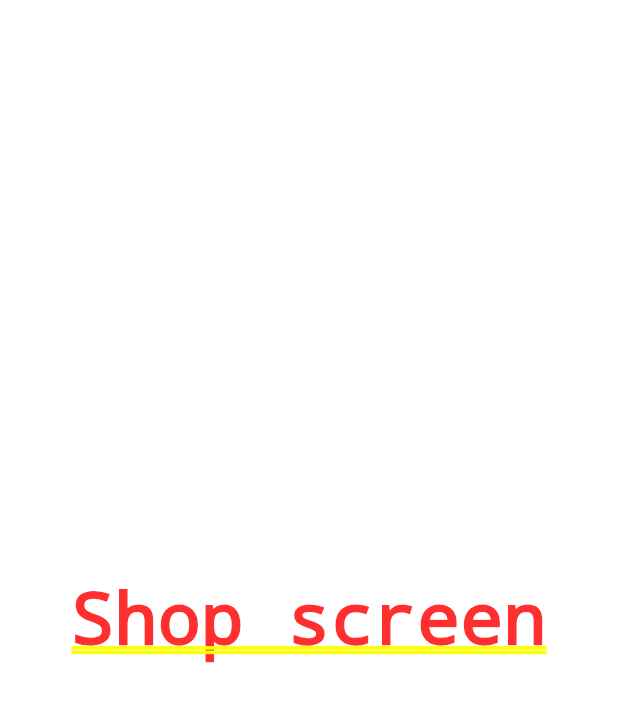
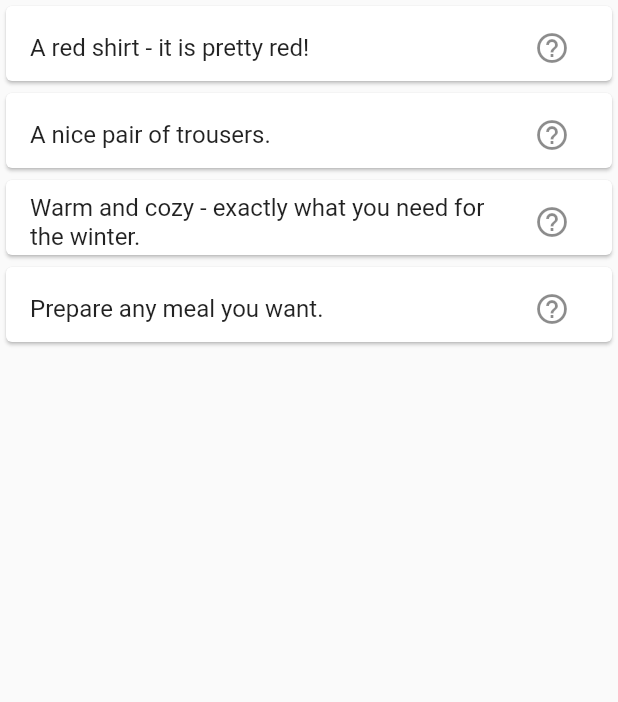
Before and after one commit to wickyou23/flutter_learning, a Flutter app: the screen it shows after launch, on a phone screen of 412 x 824 dp. Shown: the top 702 px of the screen. Run offline on Flutter 3.47's test engine with Material 2 defaults, Android fonts, the phone set to English and light mode, and no system bars; our stand-ins replace flutter_redux, redux; missing offline and left inert: redux_logging; statements that could not run were skipped.

Commit message:
no message

```diff
--- a/flutter_complete_guide/lib/main.dart
+++ b/flutter_complete_guide/lib/main.dart
@@ -1,9 +1,13 @@
 import 'package:flutter/cupertino.dart';
 import 'package:flutter/material.dart';
+import 'package:flutter_complete_guide/redux/app_state.dart';
+import 'package:flutter_complete_guide/redux/app_store.dart';
+import 'package:flutter_redux/flutter_redux.dart';
+import 'package:redux/redux.dart';
 // import 'package:flutter/services.dart';
 import 'utils/wireframe.dart';
 
-void main() {
+void main() async {
   // Lock Orientation
   // SystemChrome.setPreferredOrientations([
   //   DeviceOrientation.portraitUp,
@@ -13,10 +17,25 @@ void main() {
   runApp(MyApp());
 }
 
-class MyApp extends StatelessWidget {
+class MyApp extends StatefulWidget {
+  @override
+  _MyAppState createState() => _MyAppState();
+}
+
+class _MyAppState extends State<MyApp> {
+  Store<AppState> store;
+
+  @override
+  void initState() {
+    store = createStore();
+    super.initState();
+  }
+
   @override
   Widget build(BuildContext context) {
-    return MaterialApp(
+    return StoreProvider<AppState>(
+      store: store,
+      child: MaterialApp(
         theme: ThemeData(
           primarySwatch: Colors.purple,
           fontFamily: 'NunitoSans',
@@ -36,6 +55,7 @@ class MyApp extends StatelessWidget {
               ),
         ),
         routes: AppWireFrame.routes,
+      ),
     );
   }
 }
--- /dev/null
+++ b/flutter_complete_guide/lib/models/product.dart
@@ -0,0 +1,59 @@
+import 'package:flutter/foundation.dart';
+
+class Product {
+  final String id;
+  final String title;
+  final String description;
+  final double price;
+  final String imageUrl;
+  bool isFavorite;
+
+  Product({
+    @required this.id,
+    @required this.title,
+    @required this.description,
+    @required this.price,
+    @required this.imageUrl,
+    this.isFavorite = false,
+  });
+}
+
+
+/*
+
+[
+    Product(
+      id: 'p1',
+      title: 'Red Shirt',
+      description: 'A red shirt - it is pretty red!',
+      price: 29.99,
+      imageUrl:
+          'https://cdn.pixabay.com/photo/2016/10/02/22/17/red-t-shirt-1710578_1280.jpg',
+    ),
+    Product(
+      id: 'p2',
+      title: 'Trousers',
+      description: 'A nice pair of trousers.',
+      price: 59.99,
+      imageUrl:
+          'https://upload.wikimedia.org/wikipedia/commons/thumb/e/e8/Trousers%2C_dress_%28AM_1960.022-8%29.jpg/512px-Trousers%2C_dress_%28AM_1960.022-8%29.jpg',
+    ),
+    Product(
+      id: 'p3',
+      title: 'Yellow Scarf',
+      description: 'Warm and cozy - exactly what you need for the winter.',
+      price: 19.99,
+      imageUrl:
+          'https://live.staticflickr.com/4043/4438260868_cc79b3369d_z.jpg',
+    ),
+    Product(
+      id: 'p4',
+      title: 'A Pan',
+      description: 'Prepare any meal you want.',
+      price: 49.99,
+      imageUrl:
+          'https://upload.wikimedia.org/wikipedia/commons/thumb/1/14/Cast-Iron-Pan.jpg/1024px-Cast-Iron-Pan.jpg',
+    ),
+  ];
+
+*/
--- /dev/null
+++ b/flutter_complete_guide/lib/redux/app_state.dart
@@ -0,0 +1,14 @@
+import 'package:flutter/foundation.dart';
+import 'package:flutter_complete_guide/redux/product/product_state.dart';
+
+class AppState {
+  final ProductState productState;
+
+  AppState({
+    @required this.productState,
+  });
+
+  factory AppState.initial() {
+    return AppState(productState: ProductState.initDefault());
+  }
+}
--- /dev/null
+++ b/flutter_complete_guide/lib/redux/app_store.dart
@@ -0,0 +1,17 @@
+import 'package:redux/redux.dart';
+import 'package:redux_logging/redux_logging.dart';
+import 'package:logging/logging.dart';
+
+import 'app_reducer.dart';
+import 'app_state.dart';
+
+Store<AppState> createStore() {
+  return Store(
+    appReducer,
+    initialState: AppState.initial(),
+    middleware: []
+      ..addAll([
+        LoggingMiddleware<dynamic>.printer(level: Level.ALL),
+      ]),
+  );
+}
--- /dev/null
+++ b/flutter_complete_guide/lib/redux/product/product_action.dart
@@ -0,0 +1,10 @@
+import 'package:flutter/foundation.dart';
+import 'package:flutter_complete_guide/models/product.dart';
+import 'package:flutter_complete_guide/redux/action_report.dart';
+
+class SetFavoriteAction extends Action {
+  final Product product;
+
+  SetFavoriteAction({@required this.product, completer})
+      : super(completer, 'SetFavoriteAction');
+}
--- /dev/null
+++ b/flutter_complete_guide/lib/redux/product/product_state.dart
@@ -0,0 +1,54 @@
+import 'package:flutter/foundation.dart';
+import 'package:flutter_complete_guide/models/product.dart';
+
+class ProductState {
+  final Map<String, Product> products;
+
+  ProductState({@required this.products});
+
+  factory ProductState.initDefault() {
+    final List<Product> values = [
+      Product(
+        id: 'p1',
+        title: 'Red Shirt',
+        description: 'A red shirt - it is pretty red!',
+        price: 29.99,
+        imageUrl:
+            'https://cdn.pixabay.com/photo/2016/10/02/22/17/red-t-shirt-1710578_1280.jpg',
+      ),
+      Product(
+        id: 'p2',
+        title: 'Trousers',
+        description: 'A nice pair of trousers.',
+        price: 59.99,
+        imageUrl:
+            'https://upload.wikimedia.org/wikipedia/commons/thumb/e/e8/Trousers%2C_dress_%28AM_1960.022-8%29.jpg/512px-Trousers%2C_dress_%28AM_1960.022-8%29.jpg',
+      ),
+      Product(
+        id: 'p3',
+        title: 'Yellow Scarf',
+        description: 'Warm and cozy - exactly what you need for the winter.',
+        price: 19.99,
+        imageUrl:
+            'https://live.staticflickr.com/4043/4438260868_cc79b3369d_z.jpg',
+      ),
+      Product(
+        id: 'p4',
+        title: 'A Pan',
+        description: 'Prepare any meal you want.',
+        price: 49.99,
+        imageUrl:
+            'https://upload.wikimedia.org/wikipedia/commons/thumb/1/14/Cast-Iron-Pan.jpg/1024px-Cast-Iron-Pan.jpg',
+      ),
+    ];
+
+    final mapVales = Map<String, Product>.fromIterable(values, key: (v) => v.id, value: (v) => v);
+    return ProductState(products: mapVales);
+  }
+
+  ProductState copyWith({
+    Map<String, Product> products,
+  }) {
+    return ProductState(products: products ?? this.products);
+  }
+}
--- a/flutter_complete_guide/lib/screens/shop_screen.dart
+++ b/flutter_complete_guide/lib/screens/shop_screen.dart
@@ -1,5 +1,8 @@
 import 'package:flutter/material.dart';
 import 'package:flutter/cupertino.dart';
+import 'package:flutter_complete_guide/redux/app_state.dart';
+import 'package:flutter_complete_guide/screens/shop_view_model.dart';
+import 'package:flutter_redux/flutter_redux.dart';
 
 class ShopScreen extends StatefulWidget {
   @override
@@ -9,10 +12,39 @@ class ShopScreen extends StatefulWidget {
 class _ShopScreenState extends State<ShopScreen> {
   @override
   Widget build(BuildContext context) {
-    return Container(
-      child: Center(
-        child: Text('Shop screen'),
-      ),
+    return StoreConnector<AppState, ShopViewModel>(
+      distinct: true,
+      converter: (store) => ShopViewModel.fromStore(store),
+      builder: (ctx, vm) {
+        print('_ShopScreenState rebuild');
+        return Scaffold(
+          body: Container(
+            child: ListView.builder(
+              itemCount: vm.products.length,
+              itemBuilder: (ctx, index) {
+                final item = vm.products.values.elementAt(index);
+                return Card(
+                  child: Container(
+                    height: 50,
+                    child: ListTile(
+                      title: Text(item.description),
+                      trailing: IconButton(
+                        icon: item.isFavorite
+                            ? Icon(Icons.help)
+                            : Icon(Icons.help_outline),
+                        onPressed: () {
+                          item.isFavorite = !item.isFavorite;
+                          vm.setFavorite(item);
+                        },
+                      ),
+                    ),
+                  ),
+                );
+              },
+            ),
+          ),
+        );
+      },
     );
   }
 }
--- /dev/null
+++ b/flutter_complete_guide/lib/screens/shop_view_model.dart
@@ -0,0 +1,28 @@
+import 'dart:async';
+
+import 'package:flutter_complete_guide/models/product.dart';
+import 'package:flutter_complete_guide/redux/action_report.dart';
+import 'package:flutter_complete_guide/redux/app_state.dart';
+import 'package:flutter_complete_guide/redux/product/product_action.dart';
+import 'package:redux/redux.dart';
+
+class ShopViewModel {
+  final Map<String, Product> products;
+  final Function(Product) setFavorite;
+
+  ShopViewModel({
+    this.products,
+    this.setFavorite
+  });
+
+  static ShopViewModel fromStore(Store<AppState> store) {
+    return ShopViewModel(
+      products: store.state.productState.products ?? [],
+      setFavorite: (product) {
+        final Completer<ActionReport> completer = Completer<ActionReport>();
+        store.dispatch(SetFavoriteAction(product: product, completer: completer));
+        completer.future.then((status) {});
+      },
+    );
+  }
+}
--- a/flutter_complete_guide/pubspec.yaml
+++ b/flutter_complete_guide/pubspec.yaml
@@ -26,6 +26,9 @@ dependencies:
   uuid: ^2.0.4
   intl: ^0.16.1
   shimmer: ^1.1.0
+  flutter_redux: ^0.5.3
+  redux: ^3.0.0
+  redux_logging: ^0.3.0
 
 dev_dependencies:
   flutter_test:
```
Also changed, not shown: flutter_complete_guide/lib/redux/action_report.dart (added, +75 -0 lines), flutter_complete_guide/lib/redux/app_reducer.dart (added, +9 -0 lines), flutter_complete_guide/lib/redux/product/product_reducer.dart (added, +18 -0 lines), flutter_complete_guide/pubspec.lock. Lines whose indentation alone changed are shown as unchanged.
